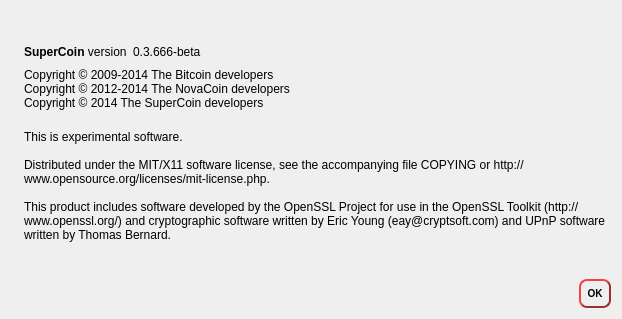
First picture: the form in src/qt/forms/aboutdialog.ui, repository thirstygerry/SuperCoin, before the edit.
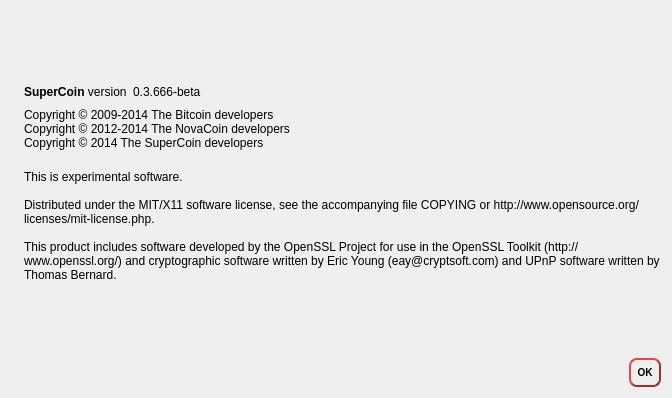
Second picture: the form after the edit. Icons and pictures are not drawn.

Commit message: About dialog resized

Patch:
```diff
--- a/src/qt/forms/aboutdialog.ui
+++ b/src/qt/forms/aboutdialog.ui
@@ -6,8 +6,8 @@
    <rect>
     <x>0</x>
     <y>0</y>
-    <width>622</width>
-    <height>319</height>
+    <width>672</width>
+    <height>398</height>
    </rect>
   </property>
   <property name="windowTitle">
```
